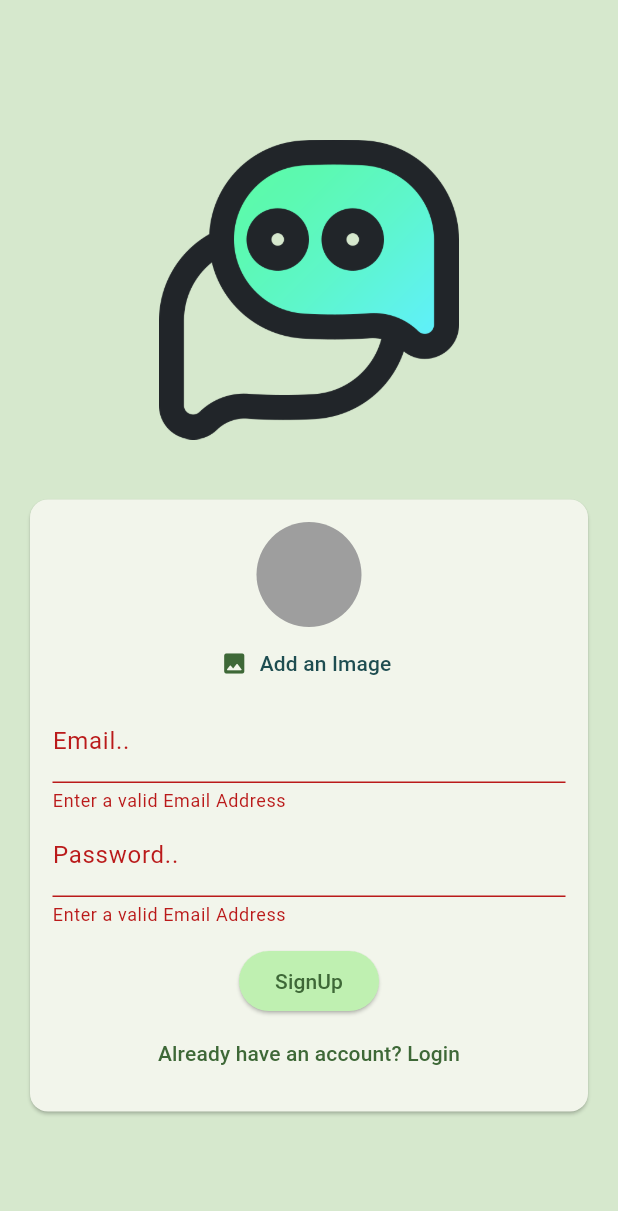
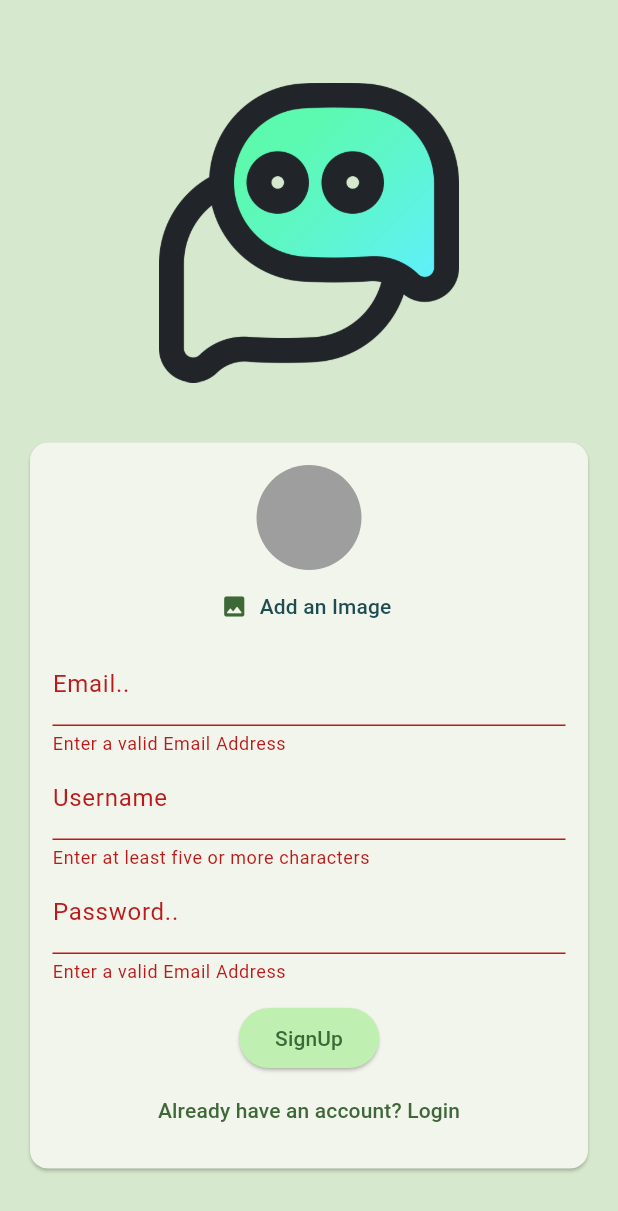
Before and after one commit to AaronPeterOcen/chatty-flutter, a Flutter app: the screen it shows after launch, after a tap on "Login", after a tap on "Create account", after a tap on "SignUp", on a phone screen of 412 x 824 dp. Shown: the top 1211 px of the screen. Run offline on Flutter 3.47's test engine with Material 3 defaults, Android fonts, the light colour scheme and no system bars; our stand-ins replace cloud_firestore, firebase_auth, firebase_core, firebase_storage, image_picker; accounts and stored records are empty.

Commit message:
storing the username

```diff
--- a/lib/screens/authentication.dart
+++ b/lib/screens/authentication.dart
@@ -27,6 +27,7 @@ class _AuthenticationScreenState extends State<AuthenticationScreen> {
   var _enteredPassword = '';
   File? selectedImage;
   var _isAuthenticating = false;
+  var _enteredUsername = '';
 
   void _submit() async {
     final isValid = _form.currentState!.validate();
@@ -60,7 +61,7 @@ class _AuthenticationScreenState extends State<AuthenticationScreen> {
             .collection('users')
             .doc(userCredentials.user!.uid)
             .set({
-          'user': "null",
+          'user': _enteredUsername,
           'email': _enteredEmail,
           'image': imageUrl,
         });
@@ -135,6 +136,23 @@ class _AuthenticationScreenState extends State<AuthenticationScreen> {
                             // _enteredPassword = newValue;
                           },
                         ),
+                        if (!_isLogin)
+                          TextFormField(
+                            decoration:
+                                const InputDecoration(labelText: 'Username'),
+                            enableSuggestions: false,
+                            onSaved: (newValue) {
+                              _enteredUsername = newValue!;
+                            },
+                            validator: (value) {
+                              if (value == null ||
+                                  value.trim().length < 5 ||
+                                  value.isEmpty) {
+                                return 'Enter at least five or more characters';
+                              }
+                              return null;
+                            },
+                          ),
                         TextFormField(
                           decoration:
                               const InputDecoration(labelText: 'Password..'),
```
